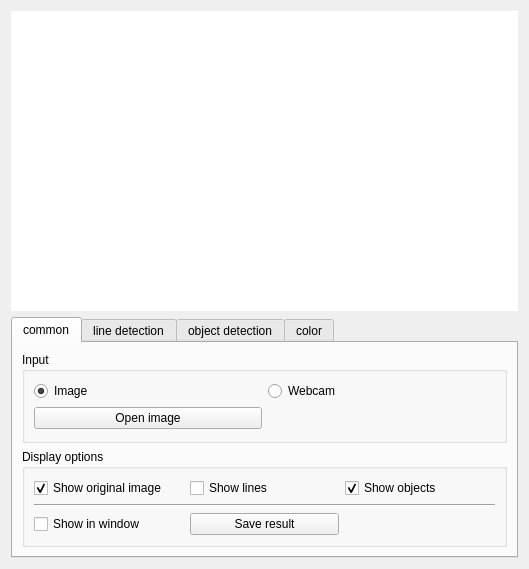
Old version of the form app/form/algorithmcontrolwidget.ui in the repository FormSeher/formseher.
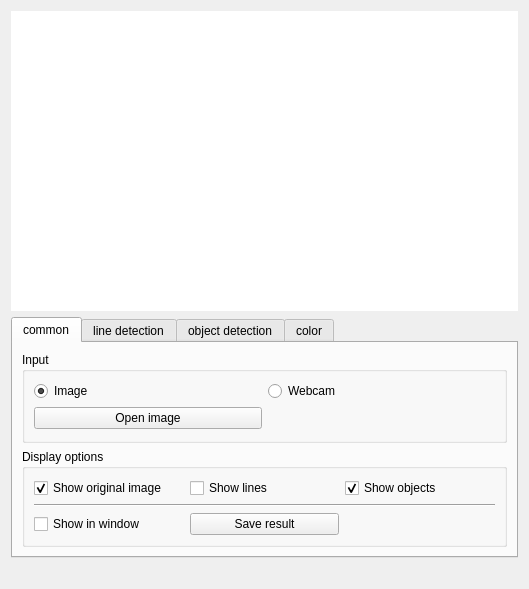
New version of the form. The open tabs and pages were chosen to show the change.

Commit message: Now each AlgorithmControlWidget has it's own status bar.

What changed in the file:
```diff
--- a/app/form/algorithmcontrolwidget.ui
+++ b/app/form/algorithmcontrolwidget.ui
@@ -2112,6 +2112,19 @@
      </widget>
     </widget>
    </item>
+   <item>
+    <widget class="QLabel" name="statusLabel">
+     <property name="sizePolicy">
+      <sizepolicy hsizetype="Ignored" vsizetype="Preferred">
+       <horstretch>0</horstretch>
+       <verstretch>0</verstretch>
+      </sizepolicy>
+     </property>
+     <property name="text">
+      <string/>
+     </property>
+    </widget>
+   </item>
   </layout>
  </widget>
  <tabstops>
```
Left out of the diff: 2 changed lines with no effect on the pictures. The commit also changes 4 other files.
